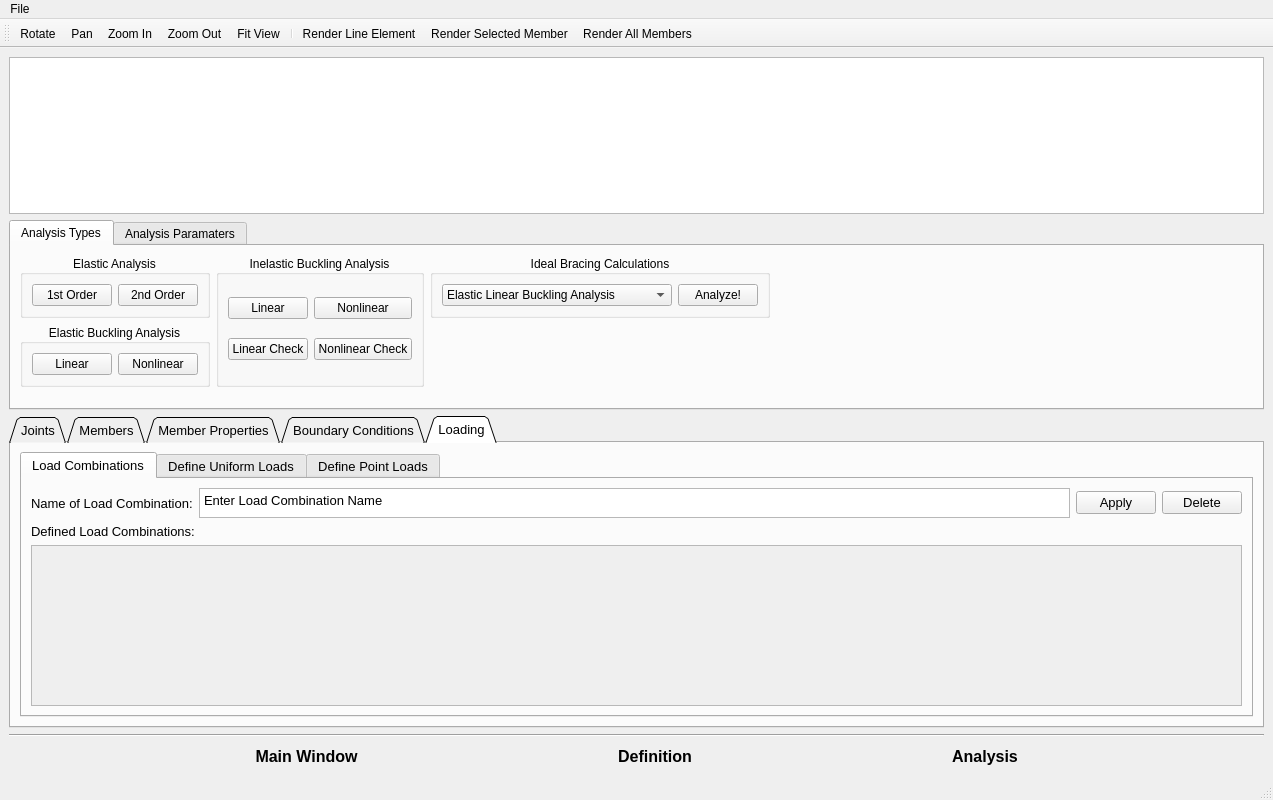
Old version of the form GUI dev/Try1_Oguzhan/Sabre2 GUI/SABRE2-V3.ui in the repository oguzhantogay/SABRE2_V2_local.
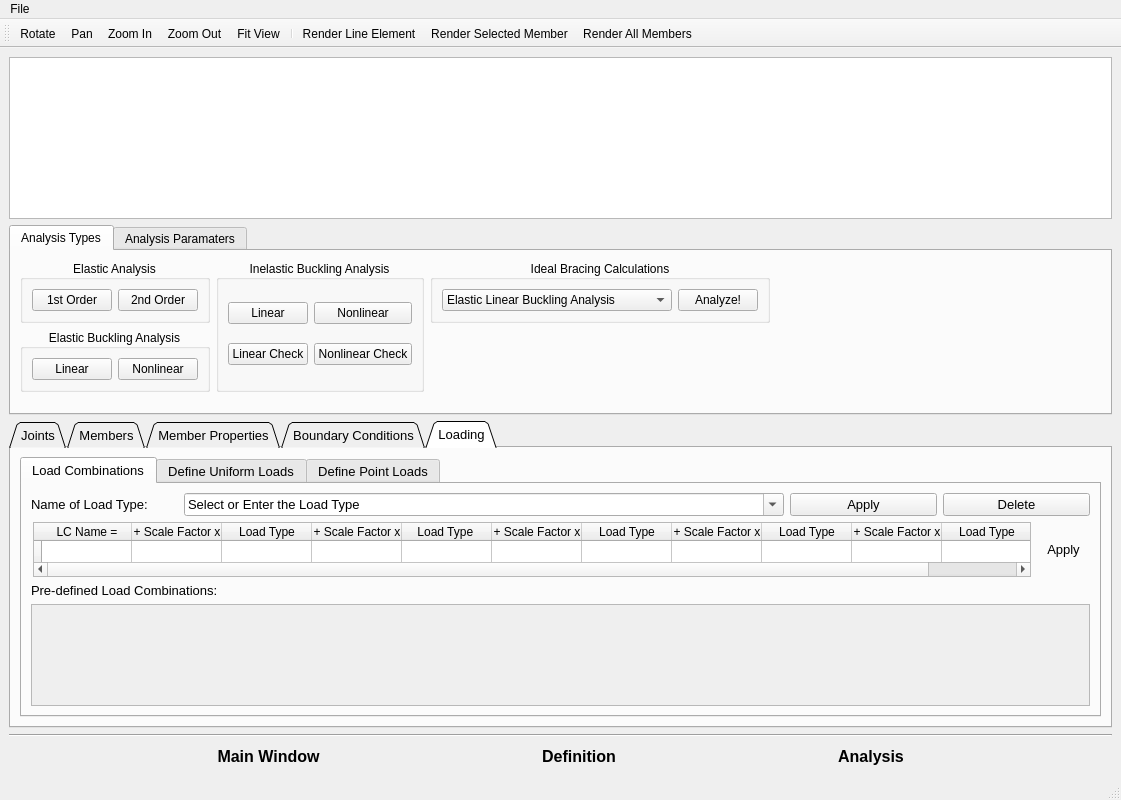
New version of the form. The open tabs and pages were chosen to show the change. Icons and pictures are not drawn.

Commit message: user interface all variable names defined, ui to py not performed

```diff
--- a/GUI dev/Try1_Oguzhan/Sabre2 GUI/SABRE2-V3.ui
+++ b/GUI dev/Try1_Oguzhan/Sabre2 GUI/SABRE2-V3.ui
@@ -6,7 +6,7 @@
    <rect>
     <x>0</x>
     <y>0</y>
-    <width>1273</width>
+    <width>1121</width>
     <height>800</height>
    </rect>
   </property>
@@ -189,7 +189,7 @@
           </layout>
          </widget>
         </item>
-        <item row="2" column="1">
+        <item row="2" column="2">
          <spacer name="verticalSpacer_3">
           <property name="orientation">
            <enum>Qt::Vertical</enum>
@@ -446,7 +446,7 @@
       <property name="maximumSize">
        <size>
         <width>10000000</width>
-        <height>16777215</height>
+        <height>336</height>
        </size>
       </property>
       <property name="font">
@@ -2407,6 +2407,58 @@
            <layout class="QVBoxLayout" name="verticalLayout_7">
             <item>
              <layout class="QGridLayout" name="gridLayout_2">
+              <item row="0" column="2">
+               <widget class="QComboBox" name="loadTypeDefine">
+                <property name="minimumSize">
+                 <size>
+                  <width>600</width>
+                  <height>0</height>
+                 </size>
+                </property>
+                <property name="editable">
+                 <bool>true</bool>
+                </property>
+                <item>
+                 <property name="text">
+                  <string>Select or Enter the Load Type</string>
+                 </property>
+                </item>
+                <item>
+                 <property name="text">
+                  <string>Dead Load (DL)</string>
+                 </property>
+                </item>
+                <item>
+                 <property name="text">
+                  <string>Live Load (LL)</string>
+                 </property>
+                </item>
+                <item>
+                 <property name="text">
+                  <string>Snow Load (SL)</string>
+                 </property>
+                </item>
+                <item>
+                 <property name="text">
+                  <string>Wind Load (WL)</string>
+                 </property>
+                </item>
+               </widget>
+              </item>
+              <item row="0" column="3">
+               <widget class="QPushButton" name="loadTypeApply">
+                <property name="text">
+                 <string>Apply</string>
+                </property>
+               </widget>
+              </item>
+              <item row="0" column="1">
+               <widget class="QLabel" name="loadTypeLabel">
+                <property name="text">
+                 <string>Name of Load Type:</string>
+                </property>
+               </widget>
+              </item>
               <item row="0" column="4">
                <widget class="QPushButton" name="Delete_LC">
                 <property name="text">
@@ -2414,30 +2466,102 @@
                 </property>
                </widget>
               </item>
-              <item row="0" column="2">
-               <widget class="QPlainTextEdit" name="plainTextEdit">
+             </layout>
+            </item>
+            <item>
+             <layout class="QHBoxLayout" name="horizontalLayout_22">
+              <item>
+               <widget class="QTableWidget" name="LC_definition_table">
                 <property name="maximumSize">
                  <size>
-                  <width>16777215</width>
-                  <height>30</height>
+                  <width>998</width>
+                  <height>55</height>
                  </size>
                 </property>
-                <property name="plainText">
-                 <string>Enter Load Combination Name</string>
-                </property>
+                <attribute name="horizontalHeaderDefaultSectionSize">
+                 <number>90</number>
+                </attribute>
+                <row>
+                 <property name="text">
+                  <string> </string>
+                 </property>
+                </row>
+                <column>
+                 <property name="text">
+                  <string>LC Name =</string>
+                 </property>
+                </column>
+                <column>
+                 <property name="text">
+                  <string>+ Scale Factor x</string>
+                 </property>
+                </column>
+                <column>
+                 <property name="text">
+                  <string>Load Type</string>
+                 </property>
+                </column>
+                <column>
+                 <property name="text">
+                  <string>+ Scale Factor x</string>
+                 </property>
+                </column>
+                <column>
+                 <property name="text">
+                  <string>Load Type </string>
+                 </property>
+                </column>
+                <column>
+                 <property name="text">
+                  <string>+ Scale Factor x</string>
+                 </property>
+                </column>
+                <column>
+                 <property name="text">
+                  <string>Load Type</string>
+                 </property>
+                </column>
+                <column>
+                 <property name="text">
+                  <string>+ Scale Factor x</string>
+                 </property>
+                </column>
+                <column>
+                 <property name="text">
+                  <string>Load Type</string>
+                 </property>
+                </column>
+                <column>
+                 <property name="text">
+                  <string>+ Scale Factor x</string>
+                 </property>
+                </column>
+                <column>
+                 <property name="text">
+                  <string>Load Type</string>
+                 </property>
+                </column>
                </widget>
               </item>
-              <item row="0" column="3">
-               <widget class="QPushButton" name="Apply_LC_name">
+              <item>
+               <widget class="QToolButton" name="LC_apply_button">
+                <property name="minimumSize">
+                 <size>
+                  <width>0</width>
+                  <height>50</height>
+                 </size>
+                </property>
                 <property name="text">
                  <string>Apply</string>
                 </property>
-               </widget>
-              </item>
-              <item row="0" column="1">
-               <widget class="QLabel" name="label_7">
-                <property name="text">
-                 <string>Name of Load Combination:</string>
+                <property name="iconSize">
+                 <size>
+                  <width>16</width>
+                  <height>50</height>
+                 </size>
+                </property>
+                <property name="autoRaise">
+                 <bool>true</bool>
                 </property>
                </widget>
               </item>
@@ -2446,18 +2570,12 @@
             <item>
              <widget class="QLabel" name="label_8">
               <property name="text">
-               <string>Defined Load Combinations:</string>
+               <string>Pre-defined Load Combinations:</string>
               </property>
              </widget>
             </item>
             <item>
-             <widget class="QScrollArea" name="Load_combination_list">
-              <property name="minimumSize">
-               <size>
-                <width>0</width>
-                <height>150</height>
-               </size>
-              </property>
+             <widget class="QScrollArea" name="LoadCombinationNames">
               <property name="widgetResizable">
                <bool>true</bool>
               </property>
@@ -2466,8 +2584,8 @@
                 <rect>
                  <x>0</x>
                  <y>0</y>
-                 <width>1205</width>
-                 <height>148</height>
+                 <width>1053</width>
+                 <height>75</height>
                 </rect>
                </property>
               </widget>
@@ -3019,7 +3137,7 @@
     <rect>
      <x>0</x>
      <y>0</y>
-     <width>1273</width>
+     <width>1121</width>
      <height>21</height>
     </rect>
    </property>
```
Left out of the diff: 306 changed lines with no effect on the pictures.
